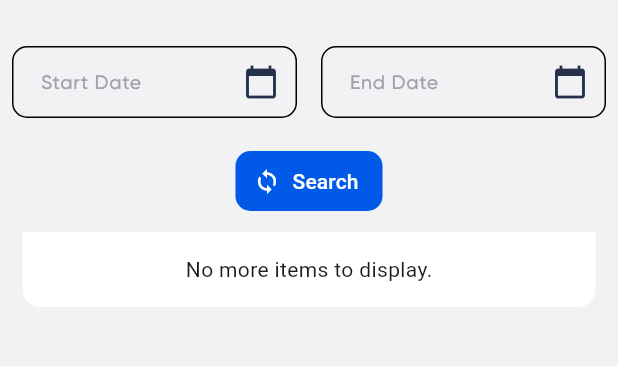
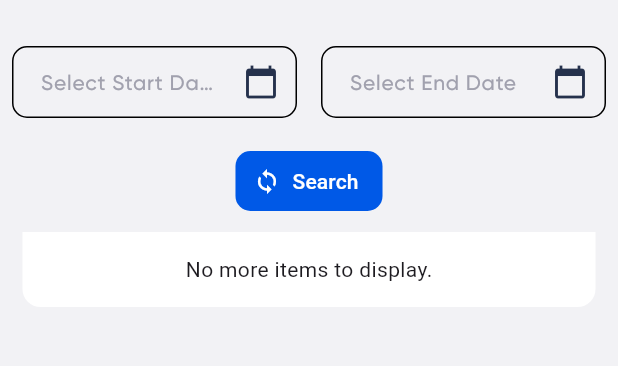
Before and after one commit to HajiRahuman/New-Design-CRM, a Flutter app: the SubsDataUsageDetails screen opened directly, on a phone screen of 412 x 824 dp, the part 65-431 px from its top. Run offline on Flutter 3.47's test engine with Material 3 defaults, Android fonts, the phone set to English and light mode, and no system bars; our stand-ins replace cherry_toast, dio, file_picker, fl_chart, flip_card, flutter_neumorphic_plus and 18 more; missing offline and left inert: animated_segmented_tab_control, encrypt, flutter_pdfview, num_to_words, razorpay_flutter, reactive_dropdown_search and 1 more; accounts and stored records are empty; project files that could hold a hidden picture were left out.

Commit message:
ExpiryDateIssueCleared

```diff
--- a/lib/Components/Subscriber/SubsDataUsageDetails.dart
+++ b/lib/Components/Subscriber/SubsDataUsageDetails.dart
@@ -159,7 +159,7 @@ DateTime? _startDate;
 
                                                                               labelStyle: mediumGreyTextStyle.copyWith(
                                             fontSize: 13),
-                                                                          labelText: "Start Date",
+                                                                          // labelText: "Start Date",
                                                                             hintStyle: mediumGreyTextStyle.copyWith(),
                         hintText: _startDate != null
                             ? "${_startDate!.day}-${_startDate!.month}-${_startDate!.year}"
@@ -196,7 +196,7 @@ DateTime? _startDate;
 
                                                                               labelStyle: mediumGreyTextStyle.copyWith(
                                             fontSize: 13),
-                                                                            labelText: "End Date",
+                                                                            // labelText: "End Date",
                                                                               hintStyle: mediumGreyTextStyle.copyWith(),
                         hintText: _endDate != null
                             ? "${_endDate!.day}-${_endDate!.month}-${_endDate!.year}"
```
Also changed, not shown: lib/Components/Subscriber/SubscriberRenewal.dart (+12 -17 lines).
